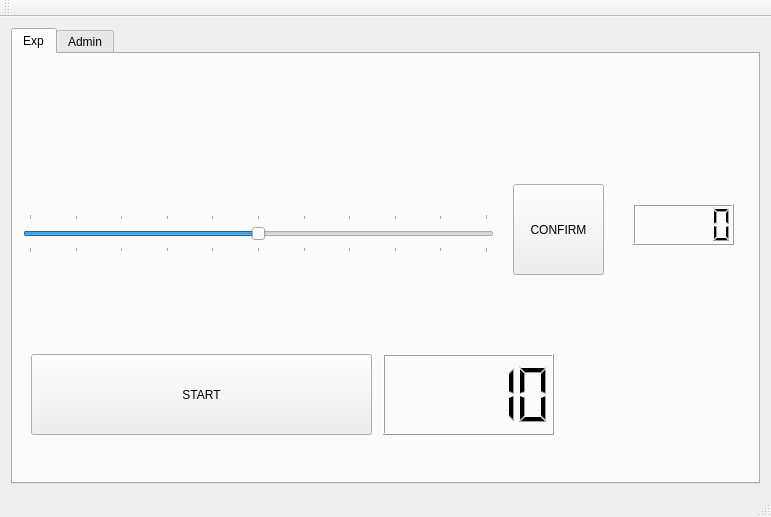
First picture: the form in hri/include/mainwindow.ui, repository mpatacchiola/naogui, before the edit.
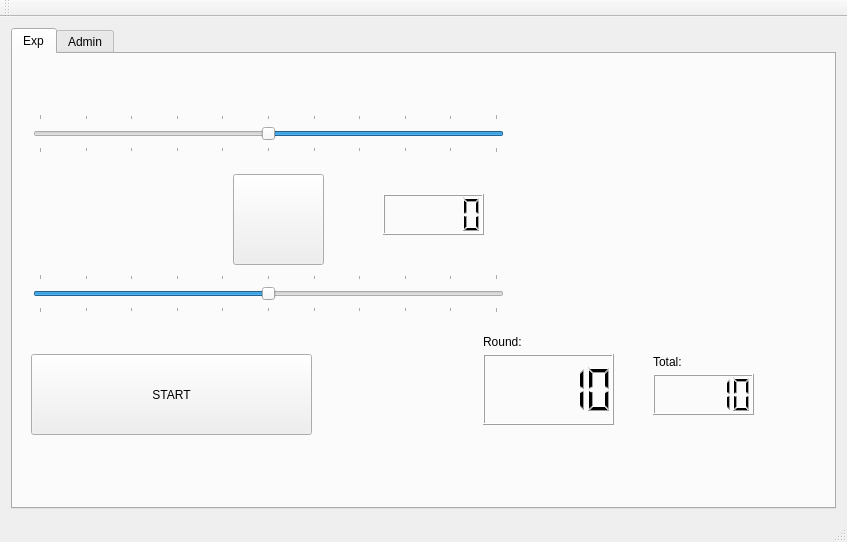
Second picture: the form after the edit. The open tabs and pages were chosen to show the change.

Commit message: GUI modified: new slider, new lcd

What changed in the file:
```diff
--- a/hri/include/mainwindow.ui
+++ b/hri/include/mainwindow.ui
@@ -6,8 +6,8 @@
    <rect>
     <x>0</x>
     <y>0</y>
-    <width>771</width>
-    <height>517</height>
+    <width>847</width>
+    <height>542</height>
    </rect>
   </property>
   <property name="windowTitle">
@@ -29,27 +29,27 @@
          <widget class="QLCDNumber" name="lcdNumberGiven">
           <property name="geometry">
            <rect>
-            <x>620</x>
-            <y>150</y>
-            <width>101</width>
-            <height>41</height>
-           </rect>
-          </property>
-          <property name="font">
-           <font>
-            <pointsize>15</pointsize>
-            <weight>75</weight>
-            <bold>true</bold>
-           </font>
-          </property>
-         </widget>
-         <widget class="QLCDNumber" name="lcdNumberTresure">
-          <property name="geometry">
-           <rect>
             <x>370</x>
-            <y>300</y>
-            <width>171</width>
-            <height>81</height>
+            <y>140</y>
+            <width>101</width>
+            <height>41</height>
+           </rect>
+          </property>
+          <property name="font">
+           <font>
+            <pointsize>15</pointsize>
+            <weight>75</weight>
+            <bold>true</bold>
+           </font>
+          </property>
+         </widget>
+         <widget class="QLCDNumber" name="lcdNumberTresure">
+          <property name="geometry">
+           <rect>
+            <x>640</x>
+            <y>320</y>
+            <width>101</width>
+            <height>41</height>
            </rect>
           </property>
           <property name="font">
@@ -72,21 +72,21 @@
          <widget class="QPushButton" name="btnConfirm">
           <property name="geometry">
            <rect>
-            <x>500</x>
-            <y>130</y>
+            <x>220</x>
+            <y>120</y>
             <width>91</width>
             <height>91</height>
            </rect>
           </property>
           <property name="text">
-           <string>CONFIRM</string>
+           <string/>
           </property>
          </widget>
          <widget class="QSlider" name="horizontalSlider">
           <property name="geometry">
            <rect>
-            <x>10</x>
-            <y>160</y>
+            <x>20</x>
+            <y>220</y>
             <width>471</width>
             <height>39</height>
            </rect>
@@ -112,7 +112,7 @@
            <rect>
             <x>18</x>
             <y>300</y>
-            <width>341</width>
+            <width>281</width>
             <height>81</height>
            </rect>
           </property>
@@ -120,6 +120,86 @@
            <string>START</string>
           </property>
          </widget>
+         <widget class="QSlider" name="horizontalSlider_2">
+          <property name="geometry">
+           <rect>
+            <x>20</x>
+            <y>60</y>
+            <width>471</width>
+            <height>39</height>
+           </rect>
+          </property>
+          <property name="layoutDirection">
+           <enum>Qt::RightToLeft</enum>
+          </property>
+          <property name="maximum">
+           <number>10</number>
+          </property>
+          <property name="value">
+           <number>5</number>
+          </property>
+          <property name="orientation">
+           <enum>Qt::Horizontal</enum>
+          </property>
+          <property name="tickPosition">
+           <enum>QSlider::TicksBothSides</enum>
+          </property>
+          <property name="tickInterval">
+           <number>1</number>
+          </property>
+         </widget>
+         <widget class="QLabel" name="label_4">
+          <property name="geometry">
+           <rect>
+            <x>640</x>
+            <y>300</y>
+            <width>81</width>
+            <height>16</height>
+           </rect>
+          </property>
+          <property name="text">
+           <string>Total:</string>
+          </property>
+         </widget>
+         <widget class="QLCDNumber" name="lcdNumberTresure_2">
+          <property name="geometry">
+           <rect>
+            <x>470</x>
+            <y>300</y>
+            <width>131</width>
+            <height>71</height>
+           </rect>
+          </property>
+          <property name="font">
+           <font>
+            <pointsize>15</pointsize>
+            <weight>75</weight>
+            <bold>true</bold>
+           </font>
+          </property>
+          <property name="layoutDirection">
+           <enum>Qt::LeftToRight</enum>
+          </property>
+          <property name="autoFillBackground">
+           <bool>false</bool>
+          </property>
+          <property name="intValue" stdset="0">
+           <number>10</number>
+          </property>
+         </widget>
+         <widget class="QLabel" name="label_5">
+          <property name="geometry">
+           <rect>
+            <x>470</x>
+            <y>280</y>
+            <width>81</width>
+            <height>16</height>
+           </rect>
+          </property>
+          <property name="text">
+           <string>Round:</string>
+          </property>
+         </widget>
         </widget>
         <widget class="QWidget" name="tab_2">
          <attribute name="title">
```
Left out of the diff: 10 changed lines with no effect on the pictures. The commit also changes 9 other files.
